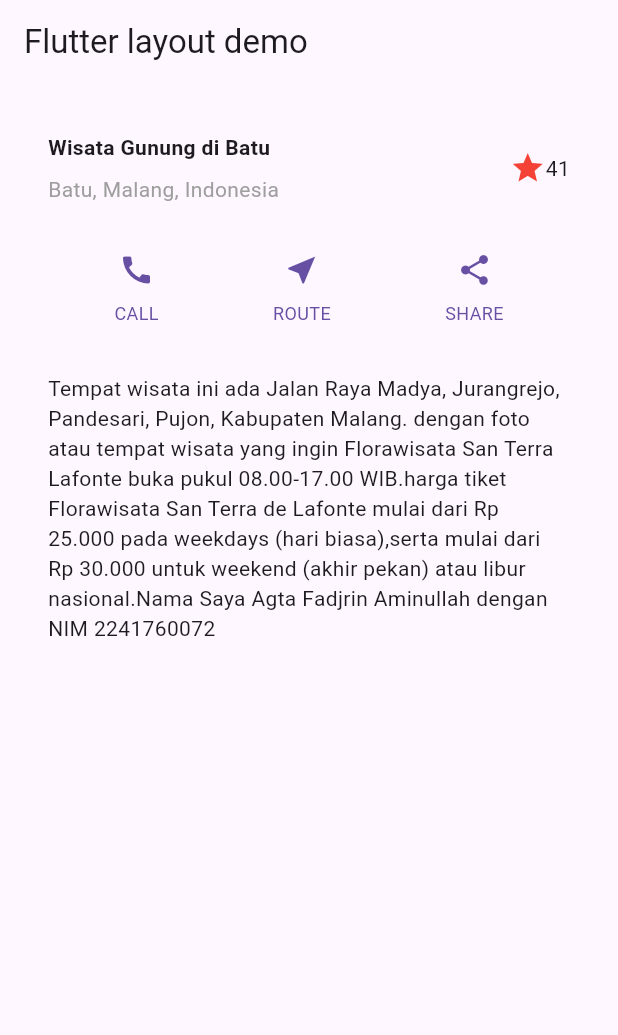
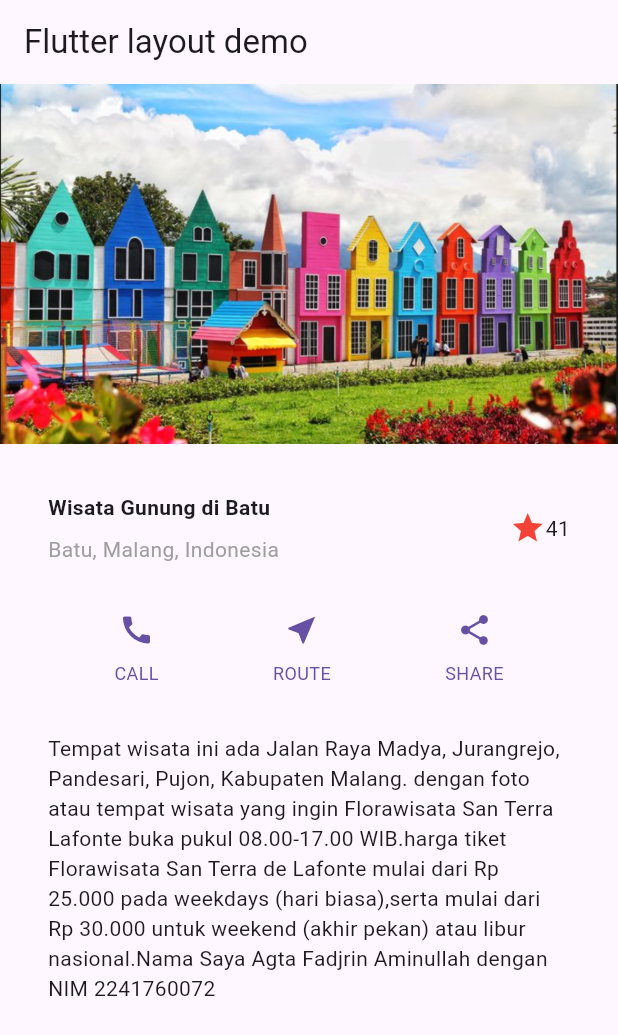
Before and after one commit to Agta01/layout_flutter, a Flutter app: the screen it shows after launch, on a phone screen of 412 x 824 dp. Shown: the top 1035 px of the screen. Run offline on Flutter 3.47's test engine with Material 3 defaults, Android fonts, the phone set to English and light mode, and no system bars.

```diff
--- a/lib/main.dart
+++ b/lib/main.dart
@@ -76,8 +76,14 @@ class MyApp extends StatelessWidget {
         appBar: AppBar(
           title: const Text('Flutter layout demo'),
         ),
-        body: Column(
+        body: ListView(
           children: [
+            Image.asset(
+              'images/prak_wisata.png',
+              width: 600,
+              height: 240,
+              fit: BoxFit.cover,
+            ),
             titleSection,
             buttonSection,
             textSection,
--- a/pubspec.yaml
+++ b/pubspec.yaml
@@ -57,7 +57,8 @@ flutter:
   # included with your application, so that you can use the icons in
   # the material Icons class.
   uses-material-design: true
-
+  assets:
+    - images/prak_wisata.png
   # To add assets to your application, add an assets section, like this:
   # assets:
   #   - images/a_dot_burr.jpeg
```
Also changed, not shown: images/prak_wisata.png (added).
